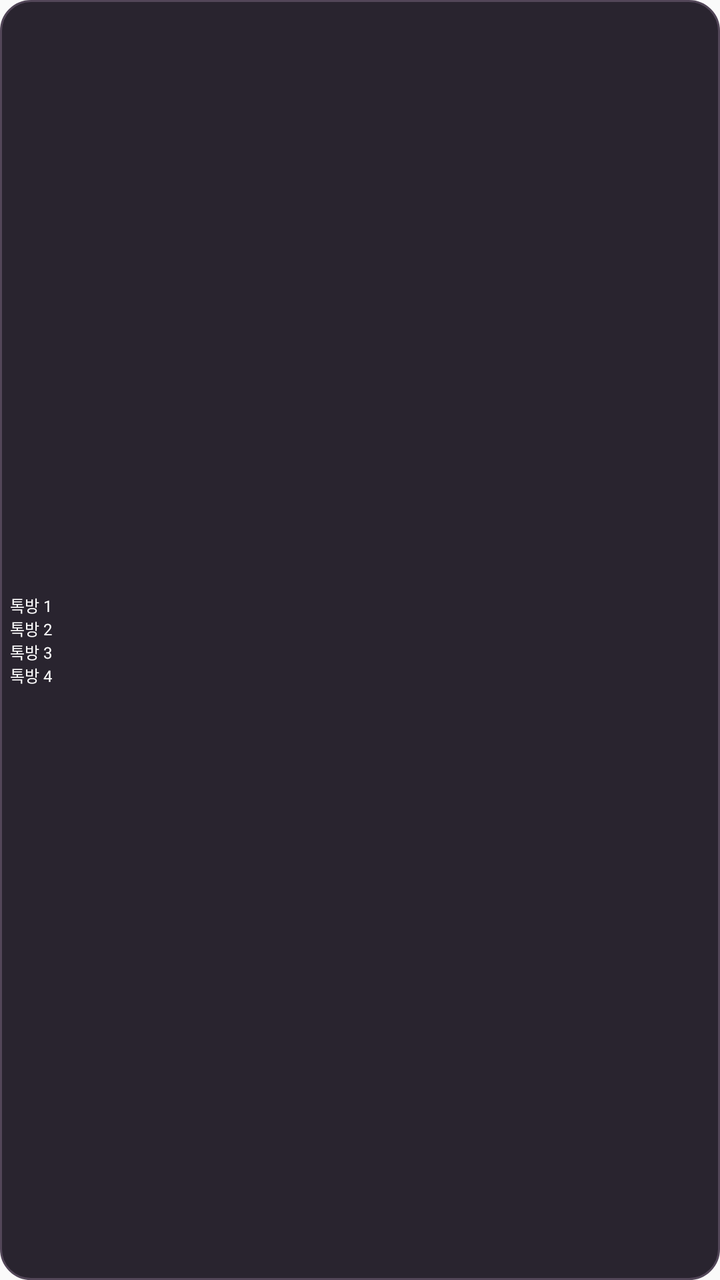
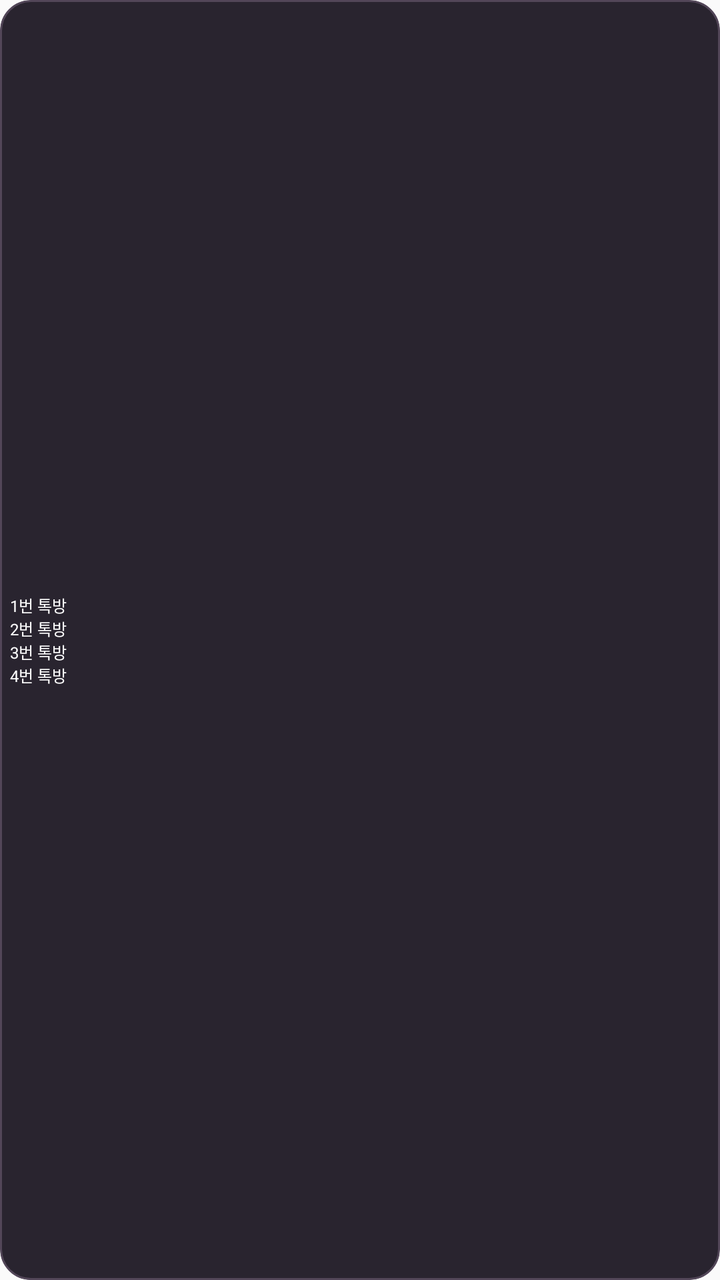

Two renders of the same Android screen: before a commit and after it. Below are the layout's source before the change and the commit's diff.
<!-- AndroidManifest.xml: application theme android:Theme.Material.Light.NoActionBar -->
<!-- res/layout/widget_compact.xml -->
<?xml version="1.0" encoding="utf-8"?>
<LinearLayout xmlns:android="http://schemas.android.com/apk/res/android"
    android:id="@+id/compact_root"
    android:layout_width="match_parent"
    android:layout_height="match_parent"
    android:orientation="vertical"
    android:gravity="center_vertical"
    android:paddingStart="5dp"
    android:paddingEnd="5dp"
    android:paddingTop="2dp"
    android:paddingBottom="2dp"
    android:background="@drawable/widget_bg">
    <TextView android:id="@+id/compact_row_1"
        android:layout_width="match_parent" android:layout_height="wrap_content"
        android:gravity="center_vertical" android:singleLine="true"
        android:ellipsize="end" android:includeFontPadding="false"
        android:text="톡방 1" android:textColor="#FFFFFF" android:textSize="8sp" />
    <TextView android:id="@+id/compact_row_2"
        android:layout_width="match_parent" android:layout_height="wrap_content"
        android:gravity="center_vertical" android:singleLine="true"
        android:ellipsize="end" android:includeFontPadding="false"
        android:text="톡방 2" android:textColor="#FFFFFF" android:textSize="8sp" />
    <TextView android:id="@+id/compact_row_3"
        android:layout_width="match_parent" android:layout_height="wrap_content"
        android:gravity="center_vertical" android:singleLine="true"
        android:ellipsize="end" android:includeFontPadding="false"
        android:text="톡방 3" android:textColor="#FFFFFF" android:textSize="8sp" />
    <TextView android:id="@+id/compact_row_4"
        android:layout_width="match_parent" android:layout_height="wrap_content"
        android:gravity="center_vertical" android:singleLine="true"
        android:ellipsize="end" android:includeFontPadding="false"
        android:text="톡방 4" android:textColor="#FFFFFF" android:textSize="8sp" />
</LinearLayout>
<!-- resources referenced by this layout -->
<resources>
  <!-- drawable widget_bg (drawable) -->
  <?xml version="1.0" encoding="utf-8"?>
  <shape xmlns:android="http://schemas.android.com/apk/res/android">
      <solid android:color="#29242F"/>
      <corners android:radius="15dp"/>
      <stroke android:width="1dp" android:color="#524658"/>
  </shape>
</resources>

<!-- the commit's change to res/layout/widget_compact.xml (unified diff, before → after) -->
@@ -1,33 +1,31 @@
 <?xml version="1.0" encoding="utf-8"?>
-<LinearLayout xmlns:android="http://schemas.android.com/apk/res/android"
+<FrameLayout xmlns:android="http://schemas.android.com/apk/res/android"
     android:id="@+id/compact_root"
-    android:layout_width="match_parent"
-    android:layout_height="match_parent"
-    android:orientation="vertical"
-    android:gravity="center_vertical"
-    android:paddingStart="5dp"
-    android:paddingEnd="5dp"
-    android:paddingTop="2dp"
-    android:paddingBottom="2dp"
-    android:background="@drawable/widget_bg">
-    <TextView android:id="@+id/compact_row_1"
-        android:layout_width="match_parent" android:layout_height="wrap_content"
-        android:gravity="center_vertical" android:singleLine="true"
-        android:ellipsize="end" android:includeFontPadding="false"
-        android:text="톡방 1" android:textColor="#FFFFFF" android:textSize="8sp" />
-    <TextView android:id="@+id/compact_row_2"
-        android:layout_width="match_parent" android:layout_height="wrap_content"
-        android:gravity="center_vertical" android:singleLine="true"
-        android:ellipsize="end" android:includeFontPadding="false"
-        android:text="톡방 2" android:textColor="#FFFFFF" android:textSize="8sp" />
-    <TextView android:id="@+id/compact_row_3"
-        android:layout_width="match_parent" android:layout_height="wrap_content"
-        android:gravity="center_vertical" android:singleLine="true"
-        android:ellipsize="end" android:includeFontPadding="false"
-        android:text="톡방 3" android:textColor="#FFFFFF" android:textSize="8sp" />
-    <TextView android:id="@+id/compact_row_4"
-        android:layout_width="match_parent" android:layout_height="wrap_content"
-        android:gravity="center_vertical" android:singleLine="true"
-        android:ellipsize="end" android:includeFontPadding="false"
-        android:text="톡방 4" android:textColor="#FFFFFF" android:textSize="8sp" />
-</LinearLayout>
+    android:layout_width="match_parent" android:layout_height="match_parent"
+    android:background="@drawable/widget_bg" android:clipToOutline="true">
+    <ImageView android:id="@+id/compact_photo" android:layout_width="match_parent"
+        android:layout_height="match_parent" android:scaleType="centerCrop"
+        android:visibility="gone" android:contentDescription="@string/compact_photo_description" />
+    <LinearLayout android:id="@+id/compact_rows"
+        android:layout_width="match_parent" android:layout_height="match_parent"
+        android:orientation="vertical" android:gravity="center_vertical"
+        android:paddingStart="5dp" android:paddingEnd="5dp"
+        android:paddingTop="2dp" android:paddingBottom="2dp">
+        <TextView android:id="@+id/compact_row_1" android:layout_width="match_parent"
+            android:layout_height="wrap_content" android:singleLine="true"
+            android:includeFontPadding="false" android:ellipsize="end"
+            android:textSize="8sp" android:textColor="#FFFFFF" android:text="1번 톡방"/>
+        <TextView android:id="@+id/compact_row_2" android:layout_width="match_parent"
+            android:layout_height="wrap_content" android:singleLine="true"
+            android:includeFontPadding="false" android:ellipsize="end"
+            android:textSize="8sp" android:textColor="#FFFFFF" android:text="2번 톡방"/>
+        <TextView android:id="@+id/compact_row_3" android:layout_width="match_parent"
+            android:layout_height="wrap_content" android:singleLine="true"
+            android:includeFontPadding="false" android:ellipsize="end"
+            android:textSize="8sp" android:textColor="#FFFFFF" android:text="3번 톡방"/>
+        <TextView android:id="@+id/compact_row_4" android:layout_width="match_parent"
+            android:layout_height="wrap_content" android:singleLine="true"
+            android:includeFontPadding="false" android:ellipsize="end"
+            android:textSize="8sp" android:textColor="#FFFFFF" android:text="4번 톡방"/>
+    </LinearLayout>
+</FrameLayout>
